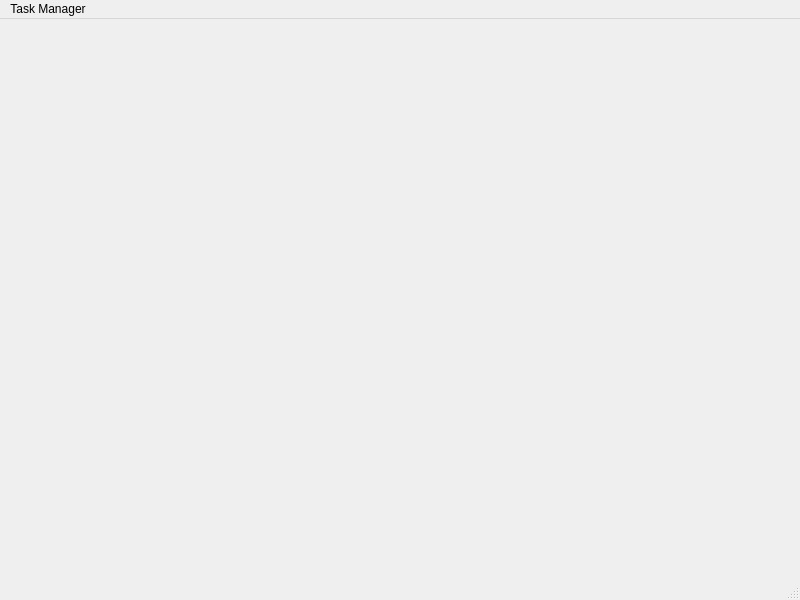
Qt form src/FRONTEND/to-do-app/mainwindow.ui (R0ckguy/Cpp-2025-grupinis) before a commit.
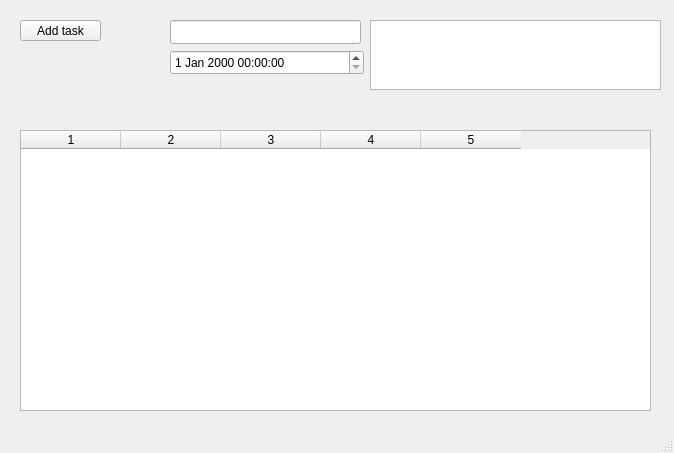
The same form after that commit.

Commit message: basic ui layout

Diff of the .ui file:
```diff
--- a/src/FRONTEND/to-do-app/mainwindow.ui
+++ b/src/FRONTEND/to-do-app/mainwindow.ui
@@ -6,29 +6,85 @@
    <rect>
     <x>0</x>
     <y>0</y>
-    <width>800</width>
-    <height>600</height>
+    <width>674</width>
+    <height>453</height>
    </rect>
   </property>
   <property name="windowTitle">
    <string>MainWindow</string>
   </property>
-  <widget class="QWidget" name="centralwidget"/>
+  <widget class="QWidget" name="centralwidget">
+   <widget class="QPushButton" name="addTaskBtn">
+    <property name="geometry">
+     <rect>
+      <x>20</x>
+      <y>20</y>
+      <width>81</width>
+      <height>21</height>
+     </rect>
+    </property>
+    <property name="text">
+     <string>Add task</string>
+    </property>
+   </widget>
+   <widget class="QDateTimeEdit" name="dueDateEdit">
+    <property name="geometry">
+     <rect>
+      <x>170</x>
+      <y>50</y>
+      <width>194</width>
+      <height>25</height>
+     </rect>
+    </property>
+   </widget>
+   <widget class="QLineEdit" name="titleEdit">
+    <property name="geometry">
+     <rect>
+      <x>170</x>
+      <y>20</y>
+      <width>191</width>
+      <height>24</height>
+     </rect>
+    </property>
+   </widget>
+   <widget class="QTextEdit" name="descriptionEdit">
+    <property name="geometry">
+     <rect>
+      <x>370</x>
+      <y>20</y>
+      <width>291</width>
+      <height>70</height>
+     </rect>
+    </property>
+   </widget>
+   <widget class="QTableWidget" name="tableWidget">
+    <property name="geometry">
+     <rect>
+      <x>20</x>
+      <y>130</y>
+      <width>631</width>
+      <height>281</height>
+     </rect>
+    </property>
+    <property name="columnCount">
+     <number>5</number>
+    </property>
+    <column/>
+    <column/>
+    <column/>
+    <column/>
+    <column/>
+   </widget>
+  </widget>
   <widget class="QMenuBar" name="menubar">
    <property name="geometry">
     <rect>
      <x>0</x>
      <y>0</y>
-     <width>800</width>
+     <width>674</width>
      <height>21</height>
     </rect>
    </property>
-   <widget class="QMenu" name="menuTask_Manager">
-    <property name="title">
-     <string>Task Manager</string>
-    </property>
-   </widget>
-   <addaction name="menuTask_Manager"/>
   </widget>
   <widget class="QStatusBar" name="statusbar"/>
  </widget>
```
The commit also changes 3 other files.
